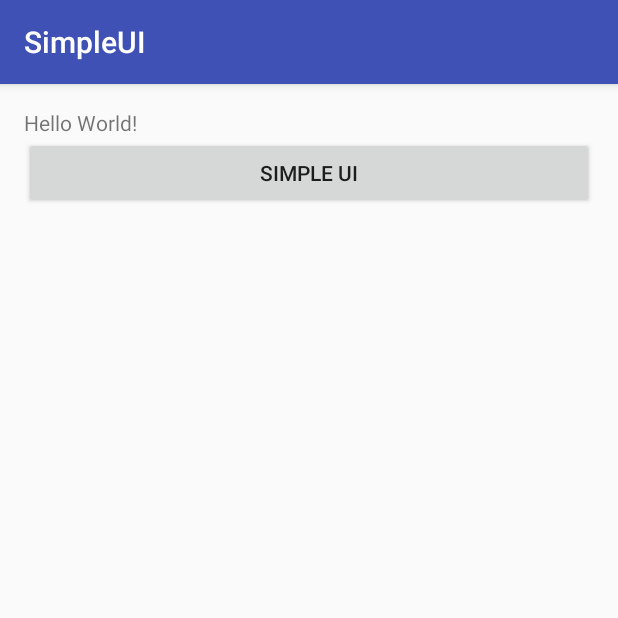
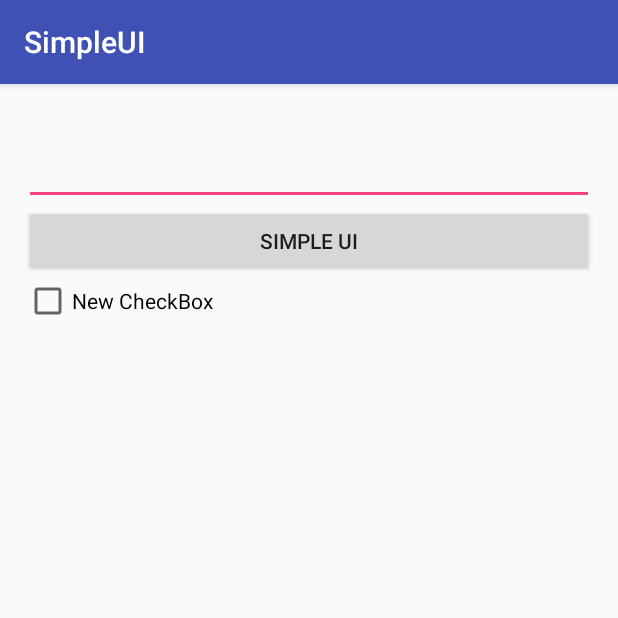
Before and after one commit to jruffian/NTUProject, an Android app: the screen it shows after launch (MainActivity), after a tap on "SIMPLE UI", on a phone screen of 412 x 824 dp, the top half of it. Run offline under Robolectric (Android 15) with nearby library versions, the phone set to English and light mode, and no system bars.

```diff
--- a/SimpleUI/app/src/main/java/tw/idv/crystalfish/simpleui/MainActivity.java
+++ b/SimpleUI/app/src/main/java/tw/idv/crystalfish/simpleui/MainActivity.java
@@ -1,25 +1,76 @@
 package tw.idv.crystalfish.simpleui;
 
+import android.content.Context;
+import android.content.SharedPreferences;
 import android.support.v7.app.AppCompatActivity;
 import android.os.Bundle;
+import android.view.KeyEvent;
 import android.view.View;
 import android.widget.Button;
+import android.widget.CheckBox;
+import android.widget.CompoundButton;
+import android.widget.EditText;
+import android.widget.TextView;
 import android.widget.Toast;
 
 public class MainActivity extends AppCompatActivity {
 
     Button button1;
+    TextView textView;
+    EditText editText;
+    CheckBox hidecheckBox;
+    SharedPreferences sp;
+    SharedPreferences.Editor editor;
+
     @Override
     protected void onCreate(Bundle savedInstanceState) {
         super.onCreate(savedInstanceState);
         setContentView(R.layout.activity_main);
 
+        textView = (TextView) findViewById(R.id.textView);
         button1 = (Button)findViewById(R.id.button1);
+        editText = (EditText) findViewById(R.id.editText);
+
+        sp = getSharedPreferences("setting", Context.MODE_PRIVATE);
+        editor = sp.edit();
+
+        editText.setText(sp.getString("editText", ""));
+
+        editText.setOnKeyListener(new View.OnKeyListener() {
+            @Override
+            public boolean onKey(View v, int keyCode, KeyEvent event) {
+                editor.putString("editText", editText.getText().toString());
+                editor.apply();
+                if (keyCode == KeyEvent.KEYCODE_ENTER && event.getAction() == KeyEvent.ACTION_DOWN) {
+                    submit(v);
+                }
+                return false;
+            }
+        });
+        hidecheckBox = (CheckBox)findViewById(R.id.checkBox);
+
+        hidecheckBox.setChecked(sp.getBoolean("hideCheckBox", false));
+        hidecheckBox.setOnCheckedChangeListener(new CompoundButton.OnCheckedChangeListener() {
+            @Override
+            public void onCheckedChanged(CompoundButton buttonView, boolean isChecked) {
+                editor.putBoolean("hideCheckBox", hidecheckBox.isChecked());
+                editor.apply();
+            }
+        });
     }
 
     public void submit(View view)
     {
-        Toast.makeText(this, "Hello world", Toast.LENGTH_LONG);
+        //Toast.makeText(this, "Hello world", Toast.LENGTH_LONG);
+        String text = editText.getText().toString();
+        if (hidecheckBox.isChecked()) {
+            Toast.makeText(this, text, Toast.LENGTH_LONG);
+            textView.setText("xxxxxxxxxxx");
+            editText.setText("xxxxxxxxxxx");
+            return;
+        }
+        editText.setText("");
+        textView.setText(text);
     }
 
 }
--- a/SimpleUI/app/src/main/res/layout/activity_main.xml
+++ b/SimpleUI/app/src/main/res/layout/activity_main.xml
@@ -21,8 +21,25 @@
         android:layout_height="wrap_content"
         android:text="Simple UI"
         android:id="@+id/button1"
-        android:layout_below="@+id/textView"
         android:layout_alignParentLeft="false"
         android:layout_alignParentStart="true"
-        android:onClick="submit" />
+        android:onClick="submit"
+        android:layout_below="@+id/editText" />
+
+    <EditText
+        android:layout_width="match_parent"
+        android:layout_height="wrap_content"
+        android:id="@+id/editText"
+        android:layout_below="@+id/textView"
+        android:layout_alignParentLeft="true"
+        android:layout_alignParentStart="true" />
+
+    <CheckBox
+        android:layout_width="wrap_content"
+        android:layout_height="wrap_content"
+        android:text="New CheckBox"
+        android:id="@+id/checkBox"
+        android:layout_below="@+id/button1"
+        android:layout_alignParentLeft="true"
+        android:layout_alignParentStart="true" />
 </RelativeLayout>
```
